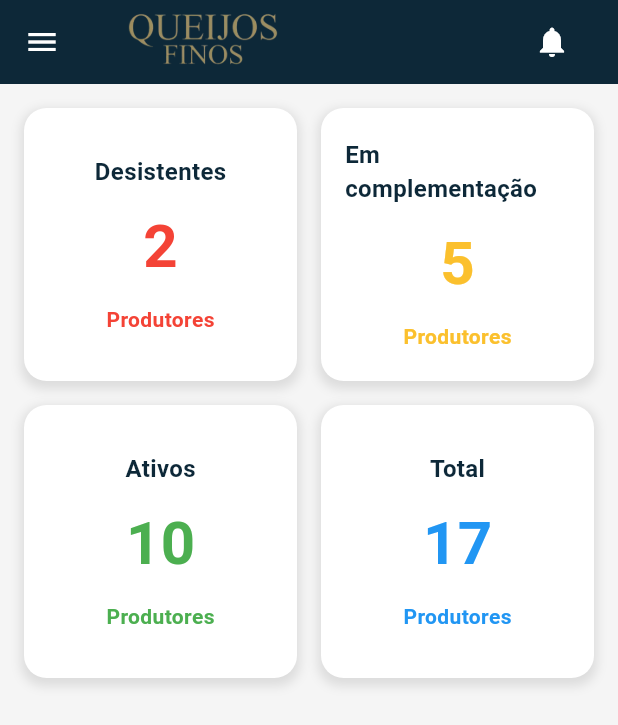
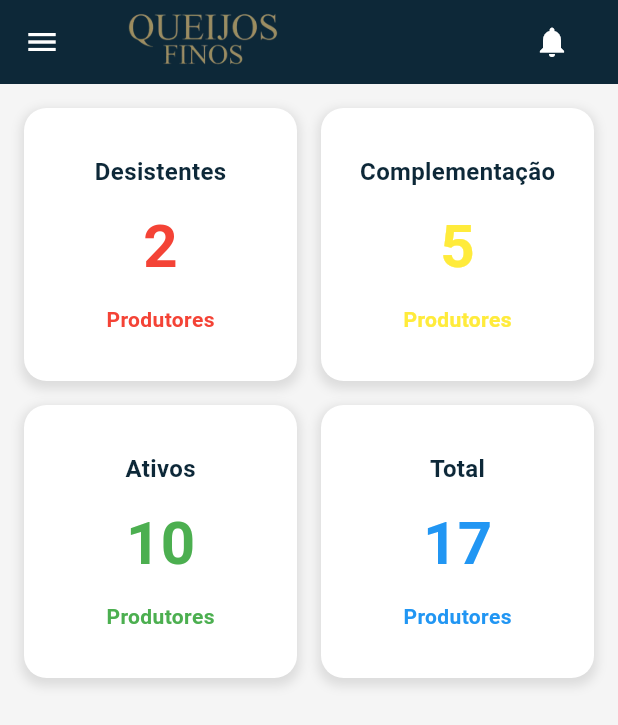
Before and after one commit to Grupo-3-Queijaria/Projeto-Integrador, a Flutter app: the screen it shows after launch, on a phone screen of 412 x 824 dp. Shown: the top 725 px of the screen. Run offline on Flutter 3.47's test engine with Material 3 defaults, Android fonts, the phone set to English and light mode, and no system bars; missing offline and left inert: splash_screen_view.

Commit message:
Correção de front dash

```diff
--- a/lib/DashBoard.dart
+++ b/lib/DashBoard.dart
@@ -23,7 +23,7 @@ Widget buildDashBoardCards() {
     mainAxisSpacing: 16,
     children: [
         buildDashboardCard("Desistentes", "2", "Produtores", Colors.red),
-        buildDashboardCard("Em complementação", "5", "Produtores", Colors.yellow[700]!),
+        buildDashboardCard("Complementação", "5", "Produtores", Colors.yellow),
         buildDashboardCard("Ativos", "10", "Produtores", Colors.green),
         buildDashboardCard("Total", "17", "Produtores", Colors.blue),
     ],
```
